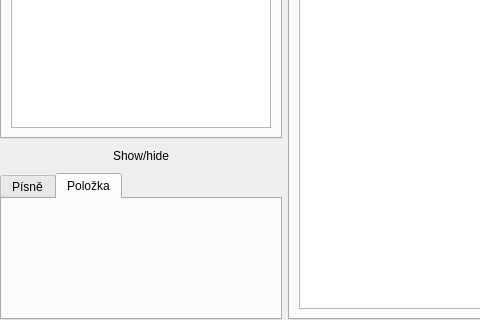
CZDanol/StrawLumen, file src/gui/mainwindow_presentationmode.ui: the form before one commit; both pictures show x 0 to 480 and y 285 to 605 of the 734 by 605 pixel window.
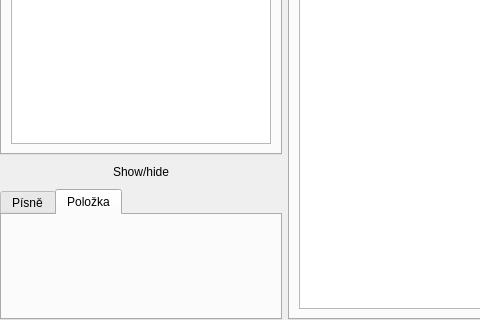
The form after the commit. Icons and pictures are not drawn. Custom widgets are drawn as their Qt base class.

What changed in the file:
```diff
--- a/src/gui/mainwindow_presentationmode.ui
+++ b/src/gui/mainwindow_presentationmode.ui
@@ -374,6 +374,12 @@
            <verstretch>0</verstretch>
           </sizepolicy>
          </property>
+         <property name="minimumSize">
+          <size>
+           <width>0</width>
+           <height>256</height>
+          </size>
+         </property>
          <property name="focusPolicy">
           <enum>Qt::NoFocus</enum>
          </property>
@@ -546,7 +552,7 @@
                 <x>0</x>
                 <y>0</y>
                 <width>302</width>
-                <height>84</height>
+                <height>70</height>
                </rect>
               </property>
               <layout class="QVBoxLayout" name="verticalLayout_9"/>
```
